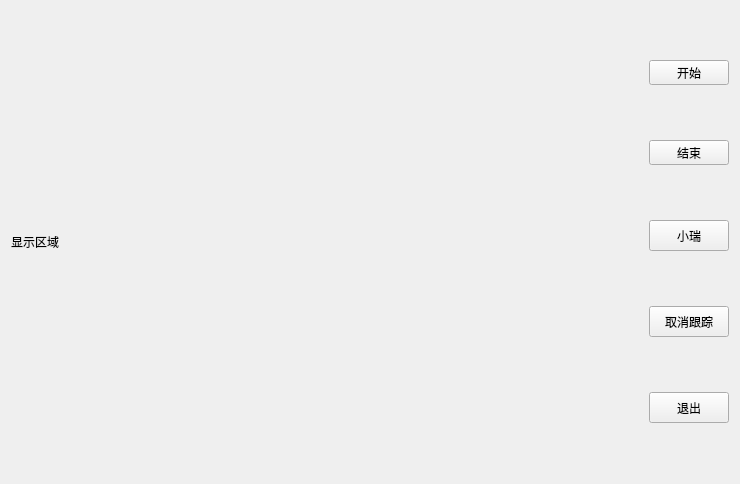
Above: Linux_Qt/widget.ui from DeepEmbeded/Style_Change_embeded_linux before the change. Below: the same form after it.
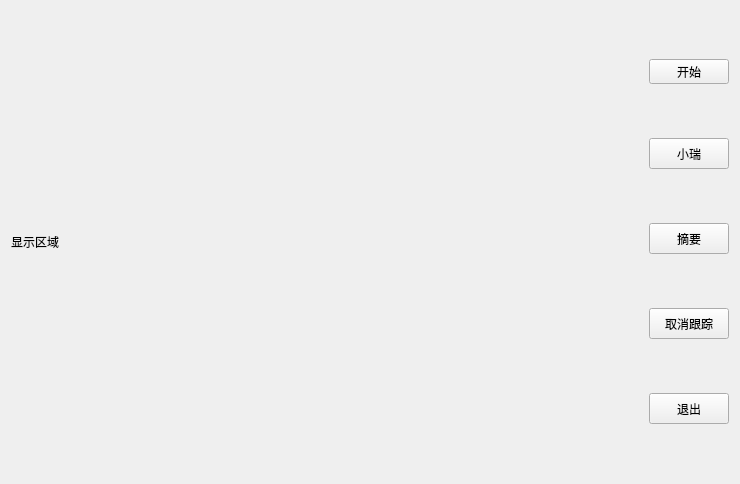
That is the form after the change.

The edit to the form file:
```diff
--- a/Linux_Qt/widget.ui
+++ b/Linux_Qt/widget.ui
@@ -43,20 +43,20 @@
       </widget>
      </item>
      <item>
-      <widget class="QPushButton" name="btnStop">
+      <widget class="QPushButton" name="btnllm">
        <property name="maximumSize">
         <size>
          <width>80</width>
-         <height>25</height>
+         <height>31</height>
         </size>
        </property>
        <property name="text">
-        <string>结束</string>
+        <string>小瑞</string>
        </property>
       </widget>
      </item>
      <item>
-      <widget class="QPushButton" name="btnllm">
+      <widget class="QPushButton" name="SummarizeButton">
        <property name="maximumSize">
         <size>
          <width>80</width>
@@ -64,7 +64,7 @@
         </size>
        </property>
        <property name="text">
-        <string>小瑞</string>
+        <string>摘要</string>
        </property>
       </widget>
      </item>
```
